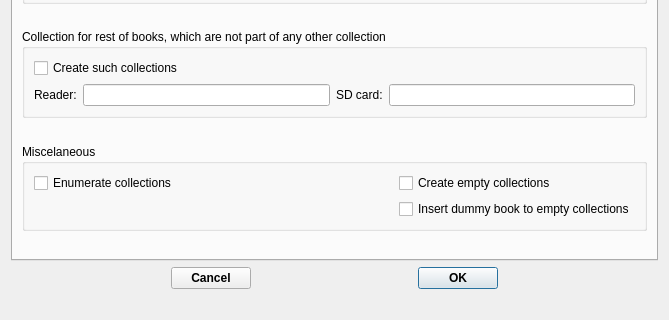
The window that src/Config.ui (rupor-github/sonyfmgr) describes before a commit, drawn with Qt 5; both pictures show x 0 to 669 and y 393 to 713 of the 669 by 713 pixel window.
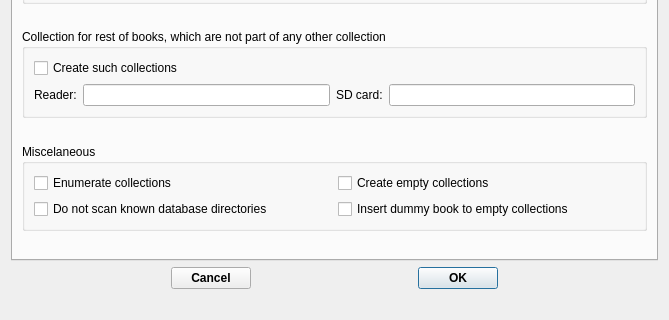
The same window after the commit. The open tabs and pages were chosen to show the change.

Commit message: Do not can known databse directories

```diff
--- a/src/Config.ui
+++ b/src/Config.ui
@@ -1248,17 +1248,11 @@
            </widget>
           </item>
           <item row="1" column="0">
-           <spacer name="horizontalSpacer_9">
-            <property name="orientation">
-             <enum>Qt::Horizontal</enum>
+           <widget class="QCheckBox" name="coll_dbdirs">
+            <property name="text">
+             <string>Do not scan known database directories</string>
             </property>
-            <property name="sizeHint" stdset="0">
-             <size>
-              <width>264</width>
-              <height>20</height>
-             </size>
-            </property>
-           </spacer>
+           </widget>
           </item>
           <item row="1" column="1">
            <widget class="QCheckBox" name="coll_dummy">
```
Left out of the diff: 2 changed lines with no effect on the pictures. The commit also changes 4 other files.
